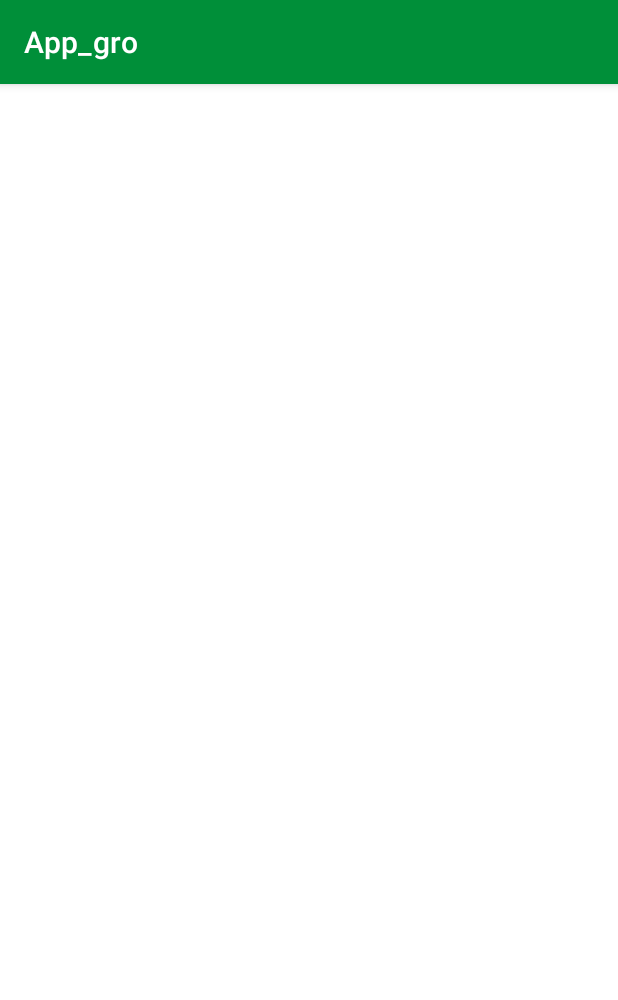
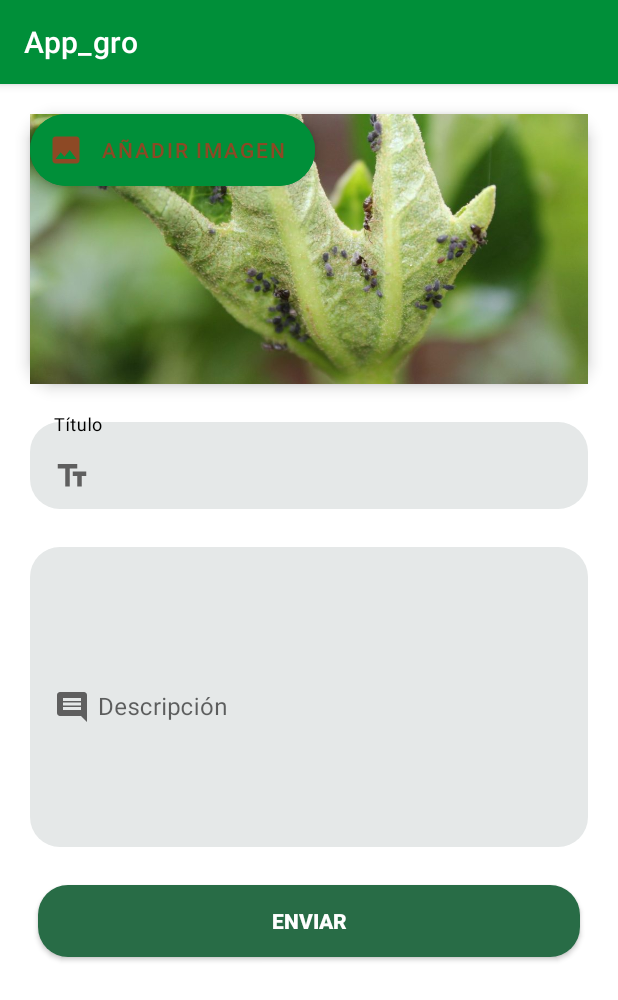
Before and after one commit to HackathonNicaragua2019/INNOVA-REVOLUTION, an Android app: the Publicacion screen opened directly, with no data from a screen before it, on a phone screen of 412 x 824 dp. Shown: the top 1000 px of the screen. Run offline under Robolectric (Android 15) with nearby library versions, the phone set to English and light mode, and no system bars.

Commit message:
Frontend - Pantalla de Publicación
Se ha creado la pnatlla Publicación, donde el usuario podrá subir
comenyario e interactuar con los demás usuarios de la comunidad

```diff
--- a/app/src/main/java/com/example/app_gro/ComunidadFragment.java
+++ b/app/src/main/java/com/example/app_gro/ComunidadFragment.java
@@ -1,5 +1,6 @@
 package com.example.app_gro;
 
+import android.content.Intent;
 import android.os.Bundle;
 
 import androidx.fragment.app.Fragment;
@@ -7,6 +8,8 @@ import androidx.fragment.app.Fragment;
 import android.view.LayoutInflater;
 import android.view.View;
 import android.view.ViewGroup;
+
+import com.google.android.material.floatingactionbutton.FloatingActionButton;
 
 /**
  * A simple {@link Fragment} subclass.
@@ -59,6 +62,15 @@ public class ComunidadFragment extends Fragment {
     public View onCreateView(LayoutInflater inflater, ViewGroup container,
                              Bundle savedInstanceState) {
         // Inflate the layout for this fragment
-        return inflater.inflate(R.layout.fragment_comunidad, container, false);
+        View view = inflater.inflate(R.layout.fragment_comunidad, container, false);
+        FloatingActionButton floatingActionButton = (FloatingActionButton) view.findViewById(R.id.btnFloating);
+        floatingActionButton.setOnClickListener(new View.OnClickListener() {
+            @Override
+            public void onClick(View v) {
+                startActivity(new Intent(v.getContext(), Publicacion.class));
+            }
+        });
+        // Inflate the layout for this fragment
+        return view;
     }
 }
--- /dev/null
+++ b/app/src/main/res/drawable/ic_baseline_image_24.xml
@@ -0,0 +1,5 @@
+<vector android:height="24dp" android:tint="#5F5F5F"
+    android:viewportHeight="24" android:viewportWidth="24"
+    android:width="24dp" xmlns:android="http://schemas.android.com/apk/res/android">
+    <path android:fillColor="@android:color/white" android:pathData="M21,19V5c0,-1.1 -0.9,-2 -2,-2H5c-1.1,0 -2,0.9 -2,2v14c0,1.1 0.9,2 2,2h14c1.1,0 2,-0.9 2,-2zM8.5,13.5l2.5,3.01L14.5,12l4.5,6H5l3.5,-4.5z"/>
+</vector>
--- /dev/null
+++ b/app/src/main/res/drawable/ic_baseline_insert_comment_24.xml
@@ -0,0 +1,5 @@
+<vector android:autoMirrored="true" android:height="24dp"
+    android:tint="#5F5F5F" android:viewportHeight="24"
+    android:viewportWidth="24" android:width="24dp" xmlns:android="http://schemas.android.com/apk/res/android">
+    <path android:fillColor="@android:color/white" android:pathData="M20,2L4,2c-1.1,0 -2,0.9 -2,2v12c0,1.1 0.9,2 2,2h14l4,4L22,4c0,-1.1 -0.9,-2 -2,-2zM18,14L6,14v-2h12v2zM18,11L6,11L6,9h12v2zM18,8L6,8L6,6h12v2z"/>
+</vector>
--- /dev/null
+++ b/app/src/main/res/drawable/ic_baseline_text_fields_24.xml
@@ -0,0 +1,5 @@
+<vector android:height="24dp" android:tint="#5F5F5F"
+    android:viewportHeight="24" android:viewportWidth="24"
+    android:width="24dp" xmlns:android="http://schemas.android.com/apk/res/android">
+    <path android:fillColor="@android:color/white" android:pathData="M2.5,4v3h5v12h3V7h5V4H2.5zM21.5,9h-9v3h3v7h3v-7h3V9z"/>
+</vector>
--- a/app/src/main/res/layout/activity_publicacion.xml
+++ b/app/src/main/res/layout/activity_publicacion.xml
@@ -1,9 +1,89 @@
 <?xml version="1.0" encoding="utf-8"?>
-<androidx.constraintlayout.widget.ConstraintLayout xmlns:android="http://schemas.android.com/apk/res/android"
+<androidx.appcompat.widget.LinearLayoutCompat xmlns:android="http://schemas.android.com/apk/res/android"
     xmlns:app="http://schemas.android.com/apk/res-auto"
     xmlns:tools="http://schemas.android.com/tools"
     android:layout_width="match_parent"
     android:layout_height="match_parent"
     tools:context=".Publicacion">
+    <androidx.appcompat.widget.LinearLayoutCompat
+        android:layout_width="match_parent"
+        android:orientation="vertical"
+        android:layout_height="wrap_content"
+        android:layout_margin="10dp"
+        android:elevation="6dp">
+        <RelativeLayout android:layout_width="match_parent"
+            android:layout_height="wrap_content"
+            android:background="@drawable/box_shadow"
+            android:elevation="6dp"
+            android:layout_margin="10dp">
+            <androidx.appcompat.widget.AppCompatImageView
+                android:adjustViewBounds="true"
+                android:layout_width="wrap_content"
+                android:layout_height="180dp"
+                android:src="@drawable/publicacion"
+                android:scaleType="centerCrop"/>
 
-</androidx.constraintlayout.widget.ConstraintLayout>
+            <com.google.android.material.floatingactionbutton.ExtendedFloatingActionButton
+                android:id="@+id/add_fab"
+                android:layout_width="wrap_content"
+                android:layout_height="wrap_content"
+                android:layout_gravity="end"
+                android:backgroundTint="#008F39"
+                android:text="@string/a_adir_imagen"
+                app:icon="@drawable/ic_baseline_image_24"
+                app:layout_constraintBottom_toBottomOf="parent"
+                app:layout_constraintEnd_toEndOf="parent" />
+        </RelativeLayout>
+        <com.google.android.material.textfield.TextInputLayout
+            android:layout_width="match_parent"
+            android:layout_height="wrap_content"
+            app:boxBackgroundMode="outline"
+            app:boxBackgroundColor="#00000000"
+            app:hintTextColor="@color/black"
+            app:boxStrokeColor="#00000000"
+            app:errorTextColor="#FF0000"
+            android:padding="10dp">
+            <EditText android:id="@+id/editTextPublicacionTitulo"
+                android:layout_width="match_parent"
+                android:hint="@string/t_tulo"
+                android:inputType="textPersonName"
+                android:textColorHint="#000"
+                android:background="@drawable/box_shadow"
+                android:layout_height="wrap_content"
+                android:importantForAutofill="no"
+
+                android:drawableStart="@drawable/ic_baseline_text_fields_24"
+                android:drawablePadding="5dp"/>
+        </com.google.android.material.textfield.TextInputLayout>
+        <com.google.android.material.textfield.TextInputLayout
+            android:layout_width="match_parent"
+            android:layout_height="wrap_content"
+            app:boxBackgroundMode="outline"
+            app:boxBackgroundColor="#00000000"
+            app:hintTextColor="@color/black"
+            app:boxStrokeColor="#00000000"
+            app:errorTextColor="#FF0000"
+            android:padding="10dp">
+            <EditText android:id="@+id/editTextPublicacionDesc"
+                android:layout_width="match_parent"
+                android:hint="@string/descripci_n"
+                android:inputType="textPersonName"
+                android:textColorHint="#000"
+                android:background="@drawable/box_shadow"
+                android:layout_height="200dp"
+                android:importantForAutofill="no"
+                android:drawableStart="@drawable/ic_baseline_insert_comment_24"
+                android:drawablePadding="5dp"/>
+        </com.google.android.material.textfield.TextInputLayout>
+        <androidx.appcompat.widget.AppCompatButton
+            android:layout_width="match_parent"
+            android:layout_height="wrap_content"
+            android:id="@+id/btnLoginAcceder"
+            android:background="@drawable/btn_personalizado"
+            android:text="@string/enviar"
+            android:textColor="@color/white"
+            android:textStyle="bold"
+            android:layout_margin="15dp"/>
+
+    </androidx.appcompat.widget.LinearLayoutCompat>
+</androidx.appcompat.widget.LinearLayoutCompat>
--- a/app/src/main/res/values/strings.xml
+++ b/app/src/main/res/values/strings.xml
@@ -49,4 +49,8 @@
     <string name="entendido">Entendido</string>
     <string name="publicaciones">Publicaciones</string>
     <string name="editar">Editar</string>
+    <string name="a_adir_imagen">Añadir imagen</string>
+    <string name="t_tulo">Título</string>
+    <string name="descripci_n">Descripción</string>
+    <string name="enviar">Enviar</string>
 </resources>
```
Also changed, not shown: app/src/main/res/drawable-v24/texto.png (added).
